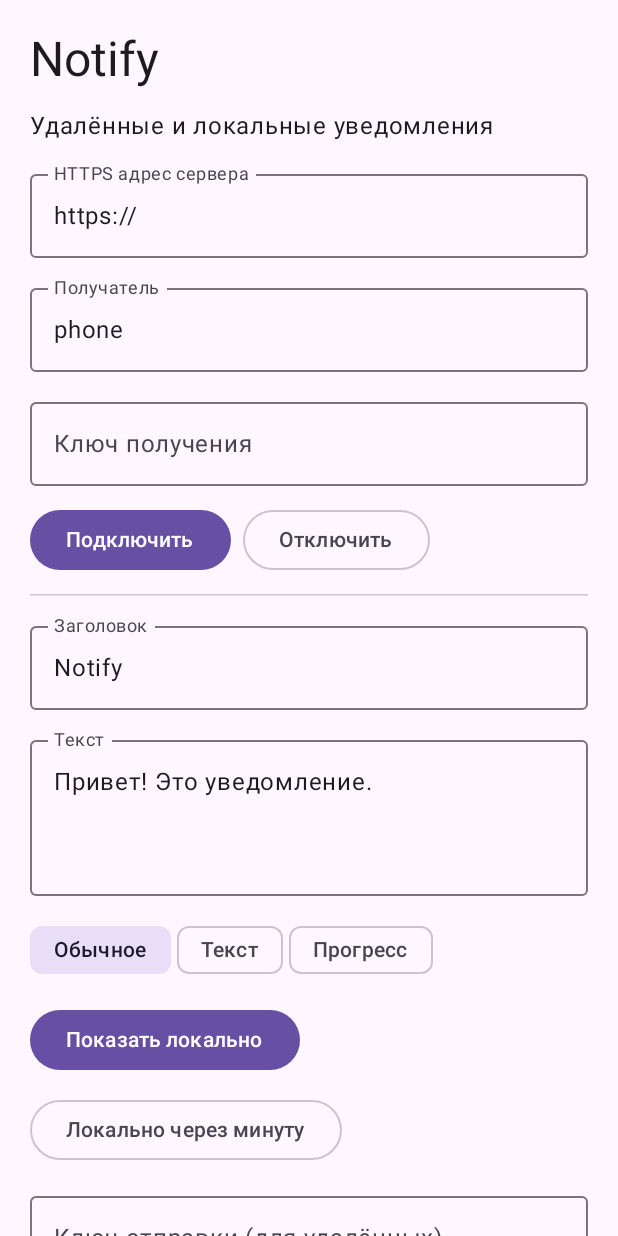
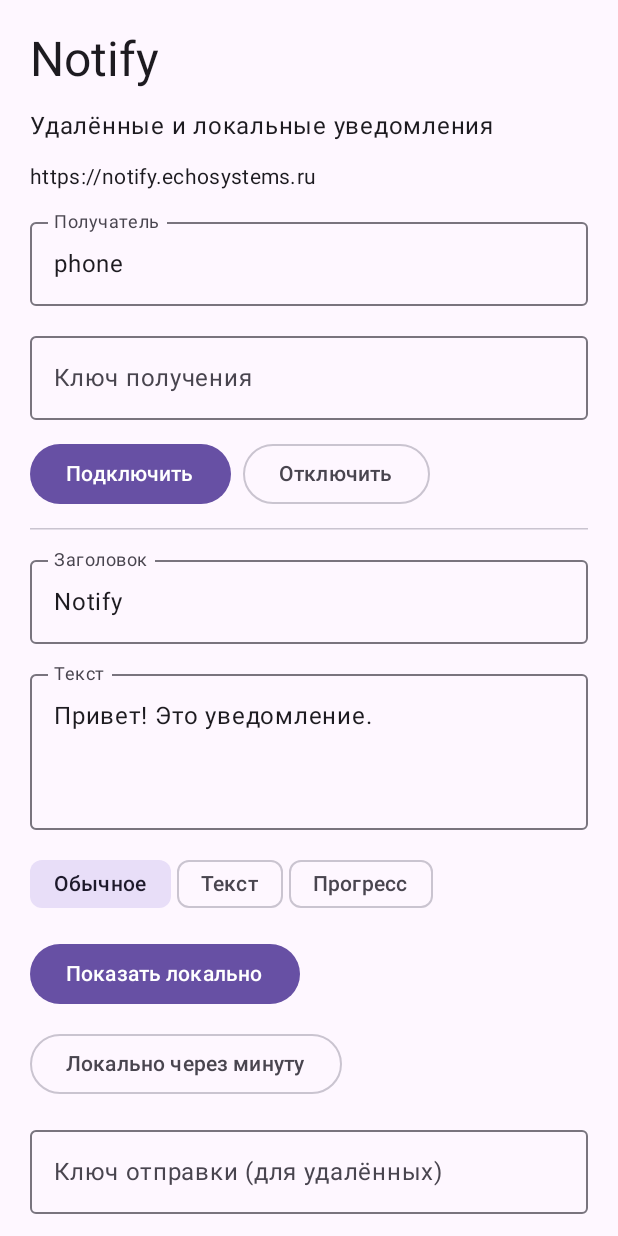
Before and after one commit to XharityS/notify, an Android app built with Jetpack Compose: the screen it shows after launch (MainActivity), after a tap on "Подключить", on a phone screen of 412 x 824 dp. Run offline under Robolectric (Android 15) with nearby library versions, the phone set to English and light mode, and no system bars.

Commit message:
Pin Android client to notify.echosystems.ru

```diff
--- a/app/androidApp/src/main/kotlin/ru/echosystems/notify/MainActivity.kt
+++ b/app/androidApp/src/main/kotlin/ru/echosystems/notify/MainActivity.kt
@@ -30,7 +30,6 @@ class MainActivity : ComponentActivity() {
         if (Build.VERSION.SDK_INT >= 33) permission.launch(Manifest.permission.POST_NOTIFICATIONS)
         setContent {
             MaterialTheme {
-                var url by remember { mutableStateOf("https://") }
                 var recipient by remember { mutableStateOf("phone") }
                 var receiveKey by remember { mutableStateOf("") }
                 var publishKey by remember { mutableStateOf("") }
@@ -40,24 +39,21 @@ class MainActivity : ComponentActivity() {
                 var status by remember { mutableStateOf("Не подключено") }
                 var busy by remember { mutableStateOf(false) }
                 val scope = rememberCoroutineScope()
-                val client = remember { HttpClient(CIO) }
+                val client = remember { HttpClient(CIO) { followRedirects = false } }
                 DisposableEffect(Unit) { onDispose { client.close() } }
-                fun valid(): Boolean {
-                    val parsed = runCatching { Url(url) }.getOrNull()
-                    return parsed != null && parsed.host.isNotBlank() && parsed.protocol.name == "https" && recipient.matches(Regex("[a-zA-Z0-9_-]{1,64}"))
-                }
+                fun valid(): Boolean = recipient.matches(Regex("[a-zA-Z0-9_-]{1,64}"))
                 Surface(Modifier.fillMaxSize()) {
                     Column(Modifier.safeDrawingPadding().verticalScroll(rememberScrollState()).padding(20.dp), verticalArrangement = Arrangement.spacedBy(12.dp)) {
                         Text("Notify", style = MaterialTheme.typography.headlineLarge)
                         Text("Удалённые и локальные уведомления")
-                        OutlinedTextField(url, { url = it }, label = { Text("HTTPS адрес сервера") }, modifier = Modifier.fillMaxWidth(), singleLine = true)
+                        Text(NotifyEndpoint.HTTPS, style = MaterialTheme.typography.bodyMedium)
                         OutlinedTextField(recipient, { recipient = it }, label = { Text("Получатель") }, modifier = Modifier.fillMaxWidth(), singleLine = true)
                         OutlinedTextField(receiveKey, { receiveKey = it }, label = { Text("Ключ получения") }, visualTransformation = PasswordVisualTransformation(), modifier = Modifier.fillMaxWidth())
                         Row(horizontalArrangement = Arrangement.spacedBy(8.dp)) {
                             Button(onClick = {
-                                if (!valid() || receiveKey.length < 24) status = "Укажи HTTPS сервер, ID и ключ от 24 символов"
+                                if (!valid() || receiveKey.length < 24) status = "Укажи ID и ключ от 24 символов"
                                 else {
-                                    val intent = Intent(this@MainActivity, NotifyService::class.java).putExtra("url", url).putExtra("recipient", recipient).putExtra("key", receiveKey)
+                                    val intent = Intent(this@MainActivity, NotifyService::class.java).putExtra("recipient", recipient).putExtra("key", receiveKey)
                                     if (Build.VERSION.SDK_INT >= 26) startForegroundService(intent) else startService(intent)
                                     status = "Служба запущена; при обрыве соединение восстанавливается"
                                 }
@@ -82,11 +78,11 @@ class MainActivity : ComponentActivity() {
                         }) { Text("Локально через минуту") }
                         OutlinedTextField(publishKey, { publishKey = it }, label = { Text("Ключ отправки (для удалённых)") }, visualTransformation = PasswordVisualTransformation(), modifier = Modifier.fillMaxWidth())
                         Button(enabled = !busy && title.isNotBlank(), onClick = {
-                            if (!valid() || publishKey.length < 24) status = "Проверь адрес сервера и ключ отправки"
+                            if (!valid() || publishKey.length < 24) status = "Проверь ID и ключ отправки"
                             else scope.launch {
                                 busy = true
                                 try {
-                                    val response = client.post(url.trimEnd('/') + "/api/v1/notifications") {
+                                    val response = client.post(NotifyEndpoint.HTTPS + "/api/v1/notifications") {
                                         header(HttpHeaders.Authorization, "Bearer $publishKey")
                                         contentType(ContentType.Application.Json)
                                         setBody(buildJsonObject { put("recipient", recipient); put("title", title); put("body", body); put("style", style) }.toString())
--- /dev/null
+++ b/app/androidApp/src/main/kotlin/ru/echosystems/notify/NotifyEndpoint.kt
@@ -0,0 +1,6 @@
+package ru.echosystems.notify
+
+internal object NotifyEndpoint {
+    const val HTTPS = "https://notify.echosystems.ru"
+    const val WSS = "wss://notify.echosystems.ru"
+}
```
Also changed, not shown: app/androidApp/src/main/kotlin/ru/echosystems/notify/NotifyService.kt (+4 -4 lines), 1 other file.
